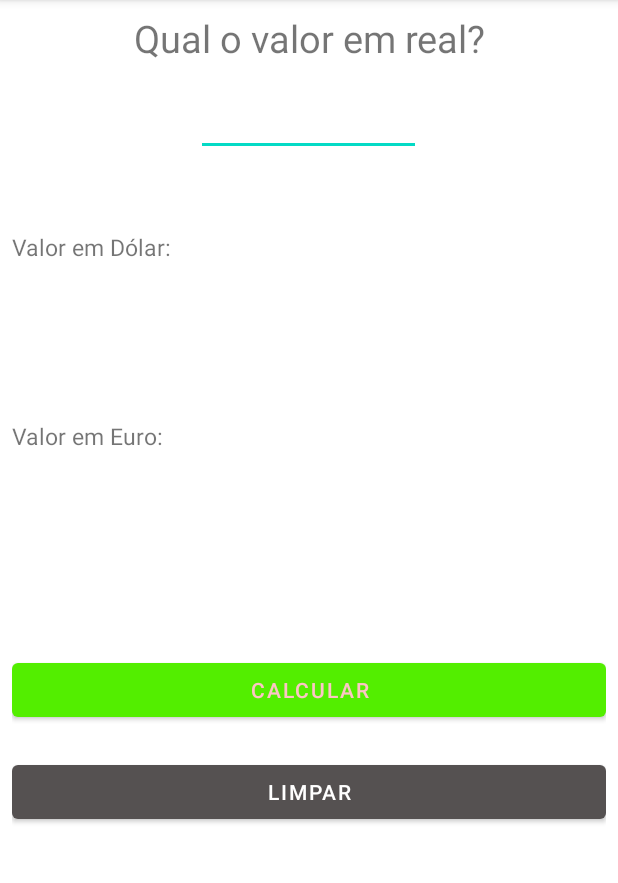
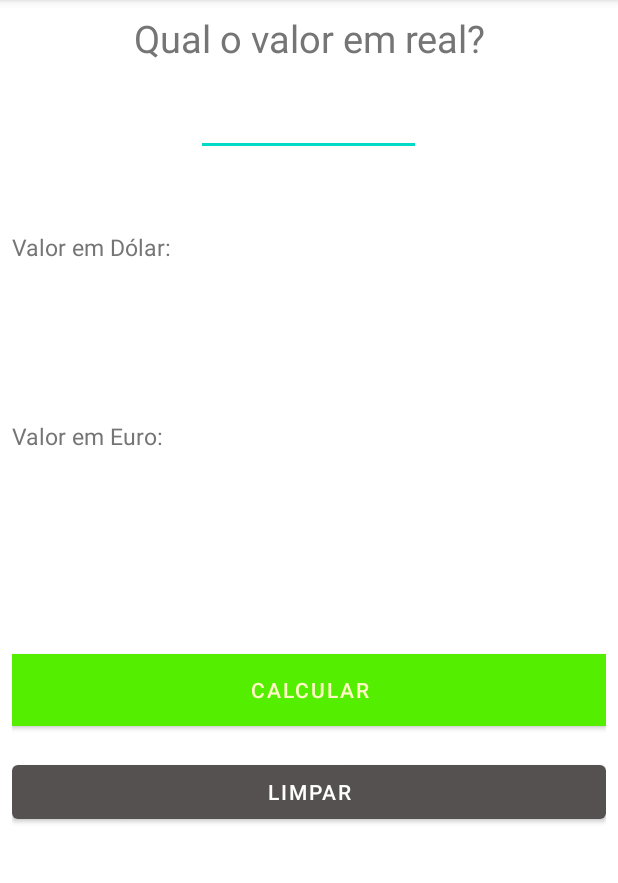
Before and after one commit to HeitorPreviero/Conversor-Moedas, an Android app: the MainActivity screen opened directly, with no data from a screen before it, on a phone screen of 412 x 824 dp, the part 84-967 px from its top. Run offline under Robolectric (Android 15) with nearby library versions, the phone set to English and light mode, and no system bars.

Commit message:
alteração do layout

```diff
--- a/app/src/main/res/layout/activity_main.xml
+++ b/app/src/main/res/layout/activity_main.xml
@@ -14,6 +14,7 @@
         android:layout_height="wrap_content"
         android:gravity="center"
         android:text="@string/qual_o_valor_em_real"
+        android:textColor="@color/colorSecundaryText"
         android:textSize="25sp" />
 
     <EditText
@@ -23,9 +24,7 @@
         android:layout_gravity="center"
         android:inputType="numberSigned"
         android:textAlignment="center"
-        android:textColor="#8BC34A"
-        android:textColorHighlight="#8BC34A"
-        android:textColorLink="#8BC34A"
+        android:textColor="@color/colorSecundaryText"
         android:textSize="30sp" />
 
     <TextView
@@ -33,16 +32,16 @@
         android:layout_height="wrap_content"
         android:layout_marginTop="50dp"
         android:text="@string/valor_em_dolar"
+        android:textColor="@color/colorSecundaryText"
         android:textSize="15sp" />
 
     <TextView
         android:id="@+id/text_dollar"
         android:layout_width="wrap_content"
         android:layout_height="wrap_content"
-        android:background="#FFFFFF"
         android:padding="10dp"
         android:text="@string/dolar"
-        android:textColor="#8BC34A"
+        android:textColor="@color/colorAccent"
         android:textSize="25sp" />
 
     <TextView
@@ -50,6 +49,7 @@
         android:layout_height="wrap_content"
         android:layout_marginTop="50dp"
         android:text="@string/valor_em_euro"
+        android:textColor="@color/colorSecundaryText"
         android:textSize="15sp" />
 
     <TextView
@@ -58,7 +58,7 @@
         android:layout_height="wrap_content"
         android:padding="10dp"
         android:text="@string/euro"
-        android:textColor="#8BC34A"
+        android:textColor="@color/colorAccent"
         android:textSize="25sp" />
 
     <Button
@@ -66,8 +66,10 @@
         android:layout_width="match_parent"
         android:layout_height="wrap_content"
         android:layout_marginTop="80dp"
+        android:background="@color/colorAccent"
         android:text="@string/calcular"
-        android:textColor="#FDC5C5" />
+        android:textColor="@color/colorLight" />
+
 
     <Button
         android:id="@+id/button_clear"
@@ -76,5 +78,4 @@
         android:layout_marginTop="20dp"
         android:text="@string/limpar"
         app:backgroundTint="#555151" />
-
 </LinearLayout>
--- a/app/src/main/res/values/colors.xml
+++ b/app/src/main/res/values/colors.xml
@@ -7,4 +7,7 @@
     <color name="teal_700">#FF018786</color>
     <color name="black">#FF000000</color>
     <color name="white">#FFFFFFFF</color>
+    <color name="colorSecundaryText">#757575</color>
+    <color name="colorAccent">#8BC34A</color>
+    <color name="colorLight">#FFF9C4</color>
 </resources>
```
